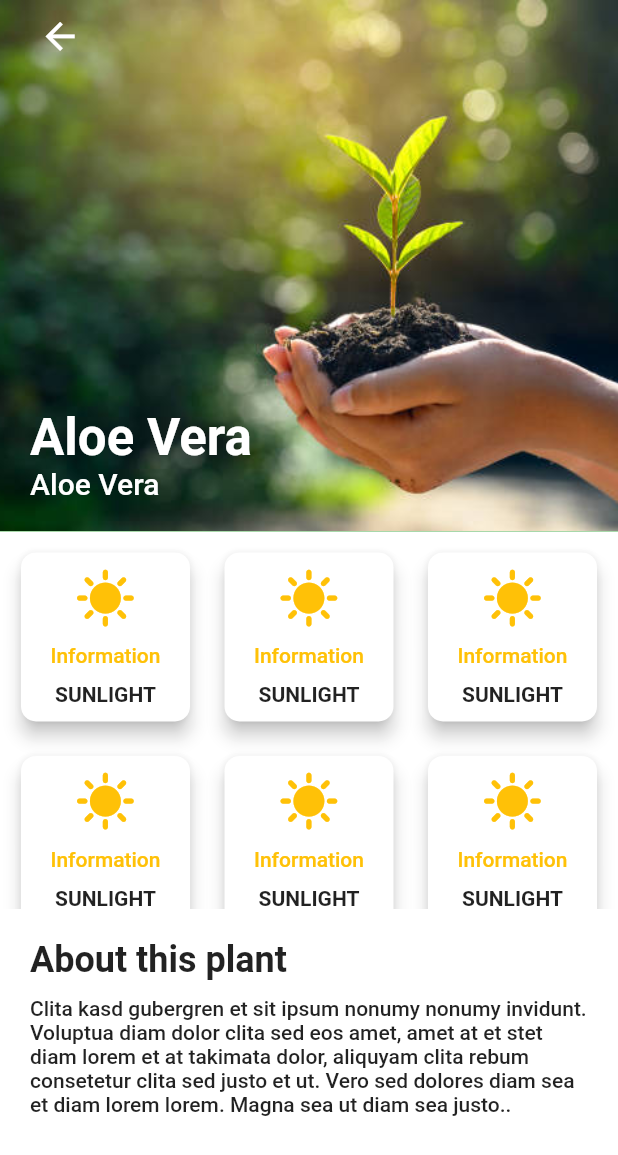
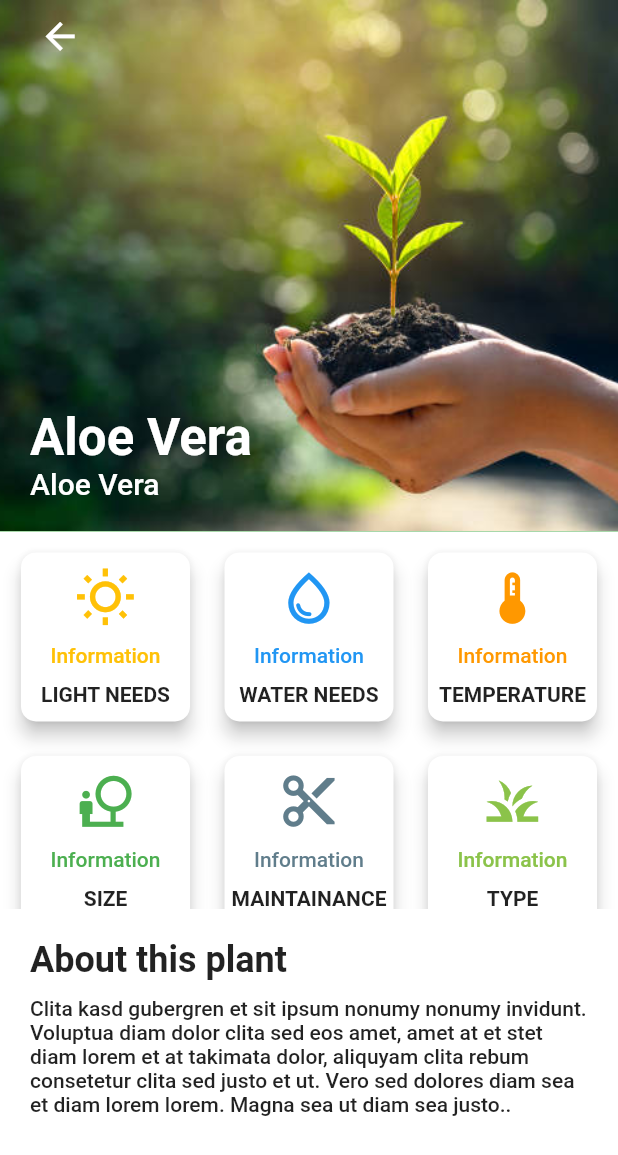
Before and after one commit to NICKurukshetra/park-with-a-conscience, a Flutter app: the screen it shows after launch, on a phone screen of 412 x 824 dp. Shown: the top 1155 px of the screen. Run offline on Flutter 3.47's test engine with Material 2 defaults, Android fonts, the phone set to English and light mode, and no system bars.

Commit message:
modified grid view.

```diff
--- a/lib/screens/plantScreen.dart
+++ b/lib/screens/plantScreen.dart
@@ -134,12 +134,12 @@ class PlantScreenHeader extends StatelessWidget {
         mainAxisSpacing: 15,
         crossAxisSpacing: 15,
         children: [
-          InfoCard(size: size),
-          InfoCard(size: size),
-          InfoCard(size: size),
-          InfoCard(size: size),
-          InfoCard(size: size),
-          InfoCard(size: size),
+          InfoCard(size: size, cardName: 'light needs', icon: Icons.wb_sunny_outlined, iconColor: Colors.amber,),
+          InfoCard(size: size, cardName: 'water needs', icon: Icons.water_drop_outlined, iconColor: Colors.blue,),
+          InfoCard(size: size, cardName: 'temperature', icon: Icons.thermostat, iconColor: Colors.orange,),
+          InfoCard(size: size, cardName: 'size', icon: Icons.nature_people_outlined, iconColor: Colors.green,),
+          InfoCard(size: size, cardName: 'maintainance', icon: Icons.content_cut, iconColor: Colors.blueGrey,),
+          InfoCard(size: size, cardName: 'type', icon: Icons.grass, iconColor: Colors.lightGreen,),
         ],
 
       ),
@@ -151,9 +151,16 @@ class InfoCard extends StatelessWidget {
   const InfoCard({
     Key? key,
     required this.size,
+    required this.icon,
+    required this.iconColor,
+    required this.cardName,
   }) : super(key: key);
 
   final Size size;
+  final Color iconColor;
+  final IconData icon;
+  final String cardName;
+
 
   @override
   Widget build(BuildContext context) {
@@ -165,18 +172,18 @@ class InfoCard extends StatelessWidget {
         mainAxisAlignment: MainAxisAlignment.spaceEvenly,
         children: [
           Icon(
-            Icons.sunny,
+            icon,
             size: size.width * 0.1,
-            color: Colors.amber,
+            color: iconColor,
           ),
           Text(
             "Information",
             style: Theme.of(context).textTheme.bodyLarge!.copyWith(
-              color: Colors.amber,
+              color: iconColor,
             ),
           ),
           Text(
-            "SUNLIGHT",
+            cardName.toUpperCase(),
             style: Theme.of(context).textTheme.bodyText2!.copyWith(
               fontWeight: FontWeight.bold
             ),
```
